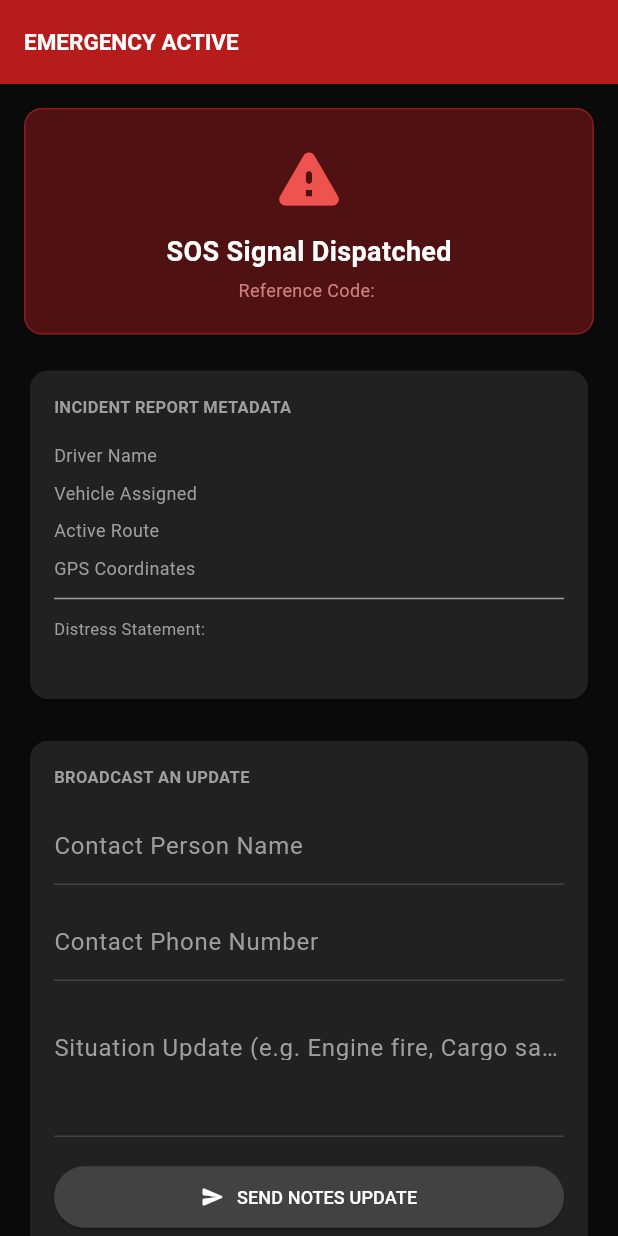
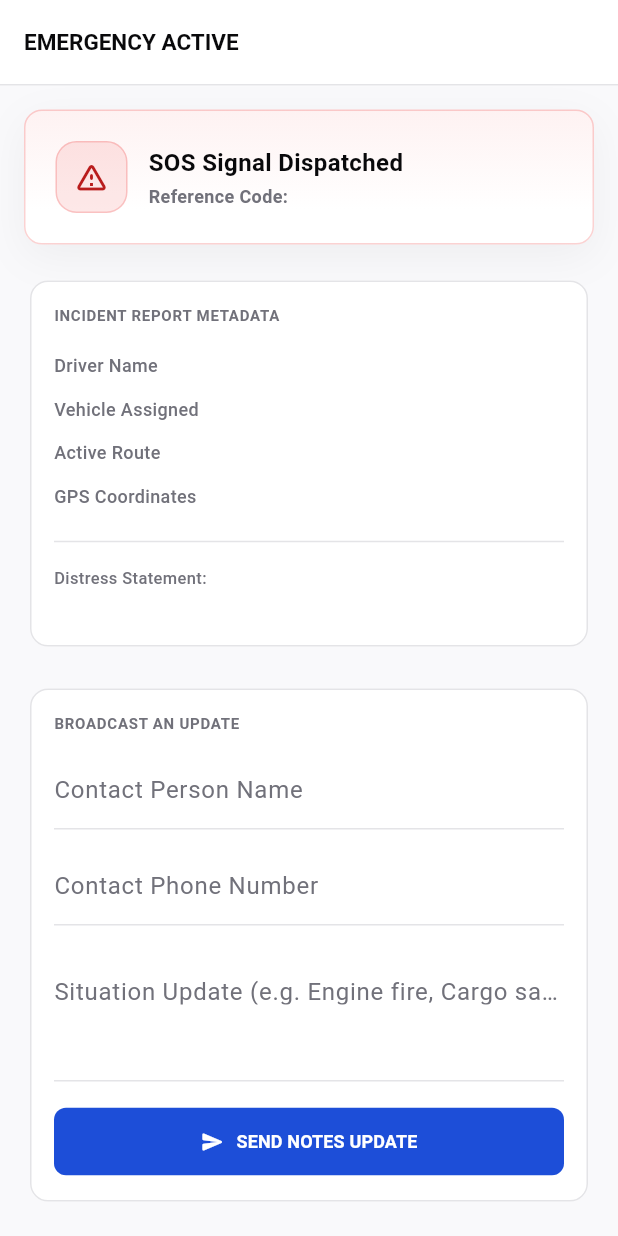
Before and after one commit to zernanvash/fleet-emergency-app, a Flutter app: the DistressScreen screen opened directly with empty values, on a phone screen of 412 x 824 dp. Run offline on Flutter 3.47's test engine with Material 3 defaults, Android fonts, the phone set to English and light mode, and no system bars; our stand-ins replace dio, geolocator, shared_preferences; accounts and stored records are empty.

Commit message:
fix: adapt distress_screen UI to light VOS enterprise theme

```diff
--- a/lib/screens/distress_screen.dart
+++ b/lib/screens/distress_screen.dart
@@ -103,10 +103,16 @@ class _DistressScreenState extends State<DistressScreen> {
     final theme = Theme.of(context);
 
     return Scaffold(
-      backgroundColor: const Color(0xFF0A0A0A),
+      backgroundColor: const Color(0xFFF9F9FB),
       appBar: AppBar(
-        backgroundColor: Colors.red[900],
-        title: const Text('EMERGENCY ACTIVE', style: TextStyle(fontWeight: FontWeight.bold, color: Colors.white, fontSize: 15)),
+        backgroundColor: Colors.white,
+        elevation: 0,
+        scrolledUnderElevation: 0,
+        bottom: const PreferredSize(
+          preferredSize: Size.fromHeight(1.0),
+          child: Divider(color: Color(0xFFE4E4E7), height: 1.0, thickness: 1.0),
+        ),
+        title: const Text('EMERGENCY ACTIVE', style: TextStyle(fontWeight: FontWeight.bold, color: Color(0xFF09090B), fontSize: 15)),
         automaticallyImplyLeading: false,
       ),
       body: SingleChildScrollView(
@@ -118,22 +124,53 @@ class _DistressScreenState extends State<DistressScreen> {
             Container(
               padding: const EdgeInsets.all(20),
               decoration: BoxDecoration(
-                color: Colors.red[900]!.withOpacity(0.4),
-                border: Border.all(color: Colors.red[800]!.withOpacity(0.5)),
+                gradient: const LinearGradient(
+                  begin: Alignment.topCenter,
+                  end: Alignment.bottomCenter,
+                  colors: [
+                    Color(0xFFFEF2F2), // Light red (var(--destructive-bg))
+                    Colors.white,
+                  ],
+                  stops: [0.0, 0.74],
+                ),
+                border: Border.all(color: const Color(0xFFEF4444).withOpacity(0.24)),
                 borderRadius: BorderRadius.circular(12),
+                boxShadow: [
+                  BoxShadow(
+                    color: const Color(0xFF18181B).withOpacity(0.05),
+                    blurRadius: 24,
+                    offset: const Offset(0, 8),
+                  )
+                ]
               ),
-              child: Column(
+              child: Row(
                 children: [
-                  Icon(Icons.warning_rounded, size: 50, color: Colors.red[400]),
-                  const SizedBox(height: 12),
-                  const Text(
-                    'SOS Signal Dispatched',
-                    style: TextStyle(color: Colors.white, fontSize: 18, fontWeight: FontWeight.bold),
+                  Container(
+                    width: 48,
+                    height: 48,
+                    decoration: BoxDecoration(
+                      color: const Color(0xFFEF4444).withOpacity(0.12),
+                      border: Border.all(color: const Color(0xFFEF4444).withOpacity(0.24)),
+                      borderRadius: BorderRadius.circular(14),
+                    ),
+                    child: const Icon(Icons.warning_amber_rounded, color: Color(0xFFB91C1C), size: 24),
                   ),
-                  const SizedBox(height: 4),
-                  Text(
-                    'Reference Code: ${_activeReport.reportNo}',
-                    style: TextStyle(color: Colors.red[200]!.withOpacity(0.8), fontSize: 12),
+                  const SizedBox(width: 14),
+                  Expanded(
+                    child: Column(
+                      crossAxisAlignment: CrossAxisAlignment.start,
+                      children: [
+                        const Text(
+                          'SOS Signal Dispatched',
+                          style: TextStyle(color: Color(0xFF09090B), fontSize: 16, fontWeight: FontWeight.bold),
+                        ),
+                        const SizedBox(height: 2),
+                        Text(
+                          'Reference Code: ${_activeReport.reportNo}',
+                          style: const TextStyle(color: Color(0xFF71717A), fontSize: 12, fontWeight: FontWeight.w600),
+                        ),
+                      ],
+                    ),
                   ),
                 ],
               ),
@@ -142,26 +179,32 @@ class _DistressScreenState extends State<DistressScreen> {
 
             // DATA SUMMARY
             Card(
-              color: Colors.grey[900],
-              shape: RoundedRectangleBorder(borderRadius: BorderRadius.circular(12)),
+              color: Colors.white,
+              elevation: 0,
+              shape: RoundedRectangleBorder(
+                borderRadius: BorderRadius.circular(12),
+                side: const BorderSide(color: Color(0xFFE4E4E7)),
+              ),
               child: Padding(
                 padding: const EdgeInsets.all(16.0),
                 child: Column(
                   crossAxisAlignment: CrossAxisAlignment.start,
                   children: [
-                    const Text('INCIDENT REPORT METADATA', style: TextStyle(color: Colors.grey, fontSize: 11, fontWeight: FontWeight.bold)),
+                    const Text('INCIDENT REPORT METADATA', style: TextStyle(color: Color(0xFF71717A), fontSize: 10, fontWeight: FontWeight.bold, letterSpacing: 0.5)),
                     const SizedBox(height: 12),
                     _buildMetaRow('Driver Name', widget.profile.user?.name ?? 'Unknown'),
                     _buildMetaRow('Vehicle Assigned', widget.profile.activeTrip?.vehiclePlate ?? 'None'),
                     _buildMetaRow('Active Route', widget.profile.activeTrip?.docNo ?? 'None'),
                     _buildMetaRow('GPS Coordinates', _activeReport.locationName ?? 'Unknown'),
-                    const Divider(color: Colors.grey),
-                    const SizedBox(height: 4),
-                    const Text('Distress Statement:', style: TextStyle(color: Colors.grey, fontSize: 11)),
+                    const Padding(
+                      padding: EdgeInsets.symmetric(vertical: 8.0),
+                      child: Divider(color: Color(0xFFE4E4E7)),
+                    ),
+                    const Text('Distress Statement:', style: TextStyle(color: Color(0xFF71717A), fontSize: 11, fontWeight: FontWeight.w500)),
                     const SizedBox(height: 4),
                     Text(
                       _activeReport.description,
-                      style: const TextStyle(color: Colors.white70, fontSize: 13),
+                      style: const TextStyle(color: Color(0xFF27272A), fontSize: 13, height: 1.4),
                     ),
                   ],
                 ),
@@ -171,53 +214,79 @@ class _DistressScreenState extends State<DistressScreen> {
 
             // UPDATE NOTES FORM
             Card(
-              color: Colors.grey[900],
-              shape: RoundedRectangleBorder(borderRadius: BorderRadius.circular(12)),
+              color: Colors.white,
+              elevation: 0,
+              shape: RoundedRectangleBorder(
+                borderRadius: BorderRadius.circular(12),
+                side: const BorderSide(color: Color(0xFFE4E4E7)),
+              ),
               child: Padding(
                 padding: const EdgeInsets.all(16.0),
                 child: Column(
                   crossAxisAlignment: CrossAxisAlignment.stretch,
                   children: [
-                    const Text('BROADCAST AN UPDATE', style: TextStyle(color: Colors.grey, fontSize: 11, fontWeight: FontWeight.bold)),
+                    const Text('BROADCAST AN UPDATE', style: TextStyle(color: Color(0xFF71717A), fontSize: 10, fontWeight: FontWeight.bold, letterSpacing: 0.5)),
                     const SizedBox(height: 12),
                     TextField(
                       controller: _contactNameController,
-                      style: const TextStyle(color: Colors.white, fontSize: 13),
+                      style: const TextStyle(color: Color(0xFF09090B), fontSize: 13),
                       decoration: const InputDecoration(
                         labelText: 'Contact Person Name',
-                        labelStyle: TextStyle(color: Colors.grey),
+                        labelStyle: TextStyle(color: Color(0xFF71717A)),
+                        enabledBorder: UnderlineInputBorder(
+                          borderSide: BorderSide(color: Color(0xFFE4E4E7)),
+                        ),
+                        focusedBorder: UnderlineInputBorder(
+                          borderSide: BorderSide(color: Color(0xFF1D4ED8)),
+                        ),
                       ),
                     ),
                     const SizedBox(height: 12),
                     TextField(
                       controller: _contactPhoneController,
                       keyboardType: TextInputType.phone,
-                      style: const TextStyle(color: Colors.white, fontSize: 13),
+                      style: const TextStyle(color: Color(0xFF09090B), fontSize: 13),
                       decoration: const InputDecoration(
                         labelText: 'Contact Phone Number',
-                        labelStyle: TextStyle(color: Colors.grey),
+                        labelStyle: TextStyle(color: Color(0xFF71717A)),
+                        enabledBorder: UnderlineInputBorder(
+                          borderSide: BorderSide(color: Color(0xFFE4E4E7)),
+                        ),
+                        focusedBorder: UnderlineInputBorder(
+                          borderSide: BorderSide(color: Color(0xFF1D4ED8)),
+                        ),
                       ),
                     ),
                     const SizedBox(height: 12),
                     TextField(
                       controller: _notesController,
                       maxLines: 3,
-                      style: const TextStyle(color: Colors.white, fontSize: 13),
+                      style: const TextStyle(color: Color(0xFF09090B), fontSize: 13),
                       decoration: const InputDecoration(
                         labelText: 'Situation Update (e.g. Engine fire, Cargo safe, tire burst)',
-                        labelStyle: TextStyle(color: Colors.grey),
+                        labelStyle: TextStyle(color: Color(0xFF71717A)),
                         alignLabelWithHint: true,
+                        enabledBorder: UnderlineInputBorder(
+                          borderSide: BorderSide(color: Color(0xFFE4E4E7)),
+                        ),
+                        focusedBorder: UnderlineInputBorder(
+                          borderSide: BorderSide(color: Color(0xFF1D4ED8)),
+                        ),
                       ),
                     ),
                     const SizedBox(height: 16),
                     ElevatedButton.icon(
                       onPressed: _isUpdating ? null : _updateDetails,
                       icon: const Icon(Icons.send_rounded, size: 16),
-                      label: const Text('SEND NOTES UPDATE', style: TextStyle(fontSize: 12)),
+                      label: const Text('SEND NOTES UPDATE', style: TextStyle(fontSize: 12, fontWeight: FontWeight.bold)),
                       style: ElevatedButton.styleFrom(
-                        backgroundColor: Colors.grey[800],
+                        backgroundColor: const Color(0xFF1D4ED8),
                         foregroundColor: Colors.white,
-                        padding: const EdgeInsets.symmetric(vertical: 12),
+                        elevation: 0,
+                        padding: const EdgeInsets.symmetric(vertical: 14),
+                        shape: RoundedRectangleBorder(
+                          borderRadius: BorderRadius.circular(8),
+                        ),
                       ),
                     ),
                   ],
@@ -230,10 +299,11 @@ class _DistressScreenState extends State<DistressScreen> {
             ElevatedButton.icon(
               onPressed: () => _makeCall('+639171234567'),
               icon: const Icon(Icons.phone_in_talk, color: Colors.white),
-              label: const Text('CALL DISPATCH CENTER HOTLINE', style: TextStyle(fontWeight: FontWeight.bold)),
+              label: const Text('CALL DISPATCH CENTER HOTLINE', style: TextStyle(fontWeight: FontWeight.bold, fontSize: 12, letterSpacing: 0.5)),
               style: ElevatedButton.styleFrom(
-                backgroundColor: Colors.green[700],
+                backgroundColor: const Color(0xFF22C55E), // var(--success)
                 foregroundColor: Colors.white,
+                elevation: 0,
                 padding: const EdgeInsets.symmetric(vertical: 16),
                 shape: RoundedRectangleBorder(borderRadius: BorderRadius.circular(8)),
               ),
@@ -247,12 +317,12 @@ class _DistressScreenState extends State<DistressScreen> {
 
   Widget _buildMetaRow(String label, String value) {
     return Padding(
-      padding: const EdgeInsets.symmetric(vertical: 4.0),
+      padding: const EdgeInsets.symmetric(vertical: 6.0),
       child: Row(
         mainAxisAlignment: MainAxisAlignment.spaceBetween,
         children: [
-          Text(label, style: const TextStyle(color: Colors.grey, fontSize: 12)),
-          Text(value, style: const TextStyle(color: Colors.white, fontSize: 12, fontWeight: FontWeight.bold)),
+          Text(label, style: const TextStyle(color: Color(0xFF71717A), fontSize: 12, fontWeight: FontWeight.w500)),
+          Text(value, style: const TextStyle(color: Color(0xFF09090B), fontSize: 12, fontWeight: FontWeight.bold)),
         ],
       ),
     );
```
Also changed, not shown: lib/main.dart (+14 -14 lines), lib/screens/login_screen.dart (+30 -30 lines), lib/screens/sos_screen.dart (+38 -26 lines).
